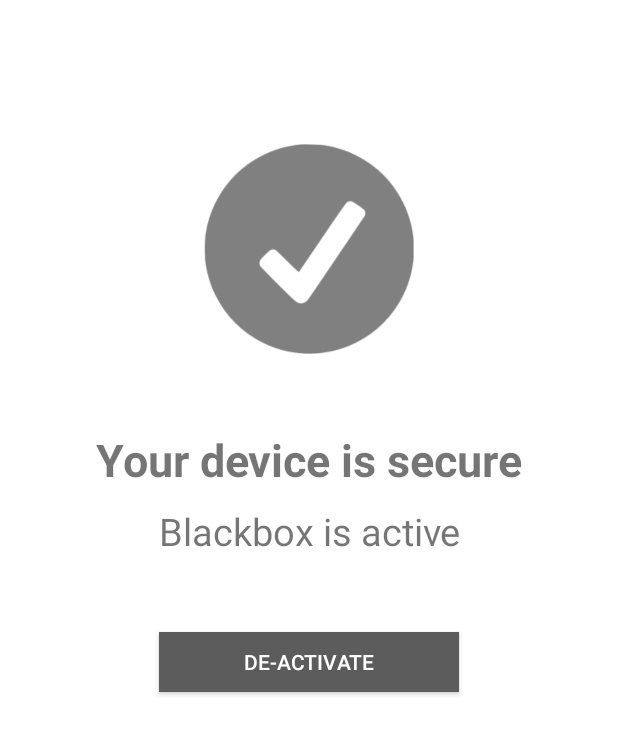
After one commit to andela-cofor/blackbox, an Android app: the DeactivationScreenActivity screen opened directly, with no data from a screen before it, on a phone screen of 412 x 824 dp. The commit adds this screen. Shown: the top 734 px of the screen. Run offline under Robolectric (Android 15) with nearby library versions, the phone set to English and light mode, and no system bars.

Commit message:
ft(deactivation-screen): interface design for blackbox deactivation screen

```diff
--- a/app/src/main/AndroidManifest.xml
+++ b/app/src/main/AndroidManifest.xml
@@ -26,6 +26,7 @@
             android:theme="@style/AppThemeNoActionBar1"
             android:name=".ActivationScreenActivity" />
         <activity android:name=".ActivateBlackboxScreenActivity"></activity>
+        <activity android:name=".DeactivationScreenActivity"></activity>
     </application>
 
 </manifest>
--- /dev/null
+++ b/app/src/main/java/com/blackboxteam/app/blackbox/DeactivationScreenActivity.java
@@ -0,0 +1,28 @@
+package com.blackboxteam.app.blackbox;
+
+import android.support.v7.app.AppCompatActivity;
+import android.os.Bundle;
+import android.widget.Button;
+import android.view.View;
+
+public class DeactivationScreenActivity extends AppCompatActivity {
+
+    @Override
+    protected void onCreate(Bundle savedInstanceState) {
+        super.onCreate(savedInstanceState);
+        setContentView(R.layout.activity_deactivation_screen);
+
+        Button deactivateButton = (Button) findViewById(R.id.button_deactivate);
+
+        deactivateButton.setOnClickListener(new View.OnClickListener() {
+            @Override
+            public void onClick(View v) {
+                deactivateBlackbox(v);
+            }
+        });
+    }
+
+    public void deactivateBlackbox(View v) {
+
+    }
+}
--- /dev/null
+++ b/app/src/main/res/layout/activity_deactivation_screen.xml
@@ -0,0 +1,51 @@
+<?xml version="1.0" encoding="utf-8"?>
+<LinearLayout xmlns:android="http://schemas.android.com/apk/res/android"
+    xmlns:app="http://schemas.android.com/apk/res-auto"
+    xmlns:tools="http://schemas.android.com/tools"
+    android:layout_width="match_parent"
+    android:layout_height="match_parent"
+    android:orientation="vertical"
+    android:background="@android:color/white"
+    android:padding="@dimen/deactivation_screen_padding"
+    tools:context="com.blackboxteam.app.blackbox.DeactivationScreenActivity">
+
+    <ImageView
+        android:id="@+id/imageView"
+        android:layout_width="@dimen/deactivation_screen_img_layout_width"
+        android:layout_height="@dimen/deactivation_screen_img_layout_height"
+        android:layout_gravity="center_horizontal"
+        android:layout_marginBottom="@dimen/deactivation_screen_img_layout_marginBottom"
+        android:layout_marginTop="@dimen/deactivation_screen_img_layout_marginTop"
+        android:src="@drawable/blackbox_checkmark" />
+
+    <TextView
+        android:id="@+id/LogoText"
+        android:layout_width="wrap_content"
+        android:layout_height="wrap_content"
+        android:layout_gravity="center_horizontal"
+        android:layout_marginTop="@dimen/deactivation_screen_tv1_layout_marginTop"
+        android:text="@string/app_secure"
+        android:textSize="@dimen/deactivation_screen_tv1_text_size"
+        android:textStyle="bold" />
+
+    <TextView
+        android:id="@+id/descText"
+        android:layout_width="wrap_content"
+        android:layout_height="wrap_content"
+        android:layout_gravity="center_horizontal"
+        android:gravity="center"
+        android:paddingTop="@dimen/deactivation_screen_tv2_padding_top"
+        android:text="@string/activate_app"
+        android:textSize="@dimen/deactivation_screen_tv2_text_size" />
+
+    <Button
+        android:id="@+id/button_deactivate"
+        android:layout_width="@dimen/deactivation_screen_btn_layout_width"
+        android:layout_height="@dimen/deactivation_screen_btn_layout_height"
+        android:layout_gravity="center_horizontal"
+        android:text="@string/deactivate_btn"
+        android:layout_marginTop="@dimen/deactivation_screen_btn_layout_marginTop"
+        android:textColor="@android:color/white"
+        android:onClick="deactivateBlackbox"
+        android:background="@color/secureButtonBackgroundColor"/>
+</LinearLayout>
--- a/app/src/main/res/values/dimens.xml
+++ b/app/src/main/res/values/dimens.xml
@@ -67,4 +67,17 @@
     <dimen name="activate_blackbox_screen_btn_layout_width">180dp</dimen>
     <dimen name="activate_blackbox_screen_btn_layout_height">40dp</dimen>
     <dimen name="activate_blackbox_screen_btn_layout_marginTop">50dp</dimen>
+
+    <dimen name="deactivation_screen_padding">16dp</dimen>
+    <dimen name="deactivation_screen_img_layout_width">141dp</dimen>
+    <dimen name="deactivation_screen_img_layout_height">140dp</dimen>
+    <dimen name="deactivation_screen_img_layout_marginBottom">20dp</dimen>
+    <dimen name="deactivation_screen_img_layout_marginTop">80dp</dimen>
+    <dimen name="deactivation_screen_tv1_layout_marginTop">30dp</dimen>
+    <dimen name="deactivation_screen_tv1_text_size">30sp</dimen>
+    <dimen name="deactivation_screen_tv2_text_size">25sp</dimen>
+    <dimen name="deactivation_screen_tv2_padding_top">10dp</dimen>
+    <dimen name="deactivation_screen_btn_layout_width">200dp</dimen>
+    <dimen name="deactivation_screen_btn_layout_height">40dp</dimen>
+    <dimen name="deactivation_screen_btn_layout_marginTop">50dp</dimen>
 </resources>
--- a/app/src/main/res/values/strings.xml
+++ b/app/src/main/res/values/strings.xml
@@ -1,6 +1,9 @@
 <resources>
     <string name="app_name">Blackbox</string>
     <string name="secure_text">SECURE YOUR PHONE</string>
+    <string name="app_secure">Your device is secure</string>
+    <string name="activate_app">Blackbox is active</string>
+    <string name="deactivate_btn">DE-ACTIVATE</string>
     <string name="app_aim">Blackbox protects your device against thefts</string>
 
     <string name="login_email_hint">Email</string>
```
Also changed, not shown: app/src/main/res/drawable/blackbox_checkmark.png (added).
